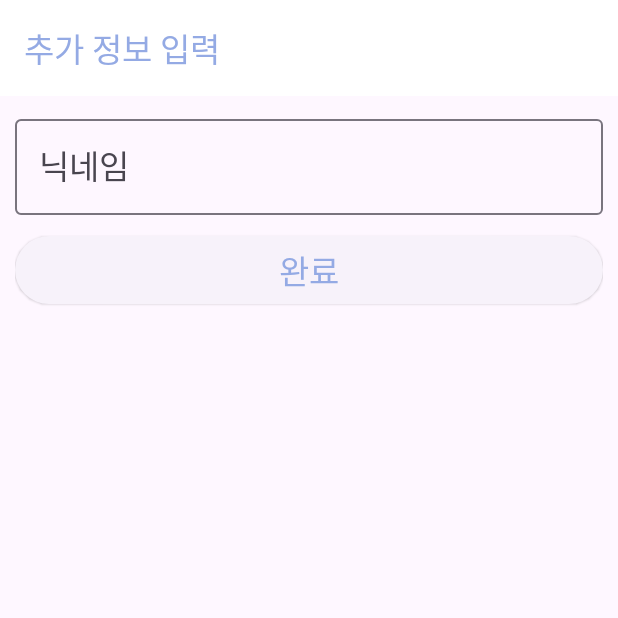
After one commit to Jbrochan/project-board, an Android app: the fragment AddUserInfoFragment placed in its activity, on a phone screen of 412 x 824 dp, the top half of it. The commit adds this screen. Run offline under Robolectric (Android 15) with nearby library versions, the phone set to English and light mode, and no system bars.

Commit message:
feat: 회원가입 추가 정보 입력 화면 구현
- 회원가입 화면에서 다음 버튼 터치 시 추가 정보 입력 화면으로 이동하도록 구현

```diff
--- /dev/null
+++ b/BoardApp/app/src/main/java/com/example/boardapp/AddUserInfoFragment.kt
@@ -0,0 +1,29 @@
+package com.example.boardapp
+
+import android.os.Bundle
+import androidx.fragment.app.Fragment
+import android.view.LayoutInflater
+import android.view.View
+import android.view.ViewGroup
+import com.example.boardapp.databinding.FragmentAddUserInfoBinding
+
+class AddUserInfoFragment : Fragment() {
+    lateinit var fragmentAddUserInfoBinding: FragmentAddUserInfoBinding
+    lateinit var mainActivity: MainActivity
+
+    override fun onCreateView(
+        inflater: LayoutInflater, container: ViewGroup?,
+        savedInstanceState: Bundle?
+    ): View? {
+        fragmentAddUserInfoBinding = FragmentAddUserInfoBinding.inflate(layoutInflater)
+        mainActivity = activity as MainActivity
+
+        fragmentAddUserInfoBinding.run{
+            toolbarAddUserInfo.run{
+                title = "추가 정보 입력"
+            }
+        }
+
+        return fragmentAddUserInfoBinding.root
+    }
+}
--- a/BoardApp/app/src/main/java/com/example/boardapp/JoinFragment.kt
+++ b/BoardApp/app/src/main/java/com/example/boardapp/JoinFragment.kt
@@ -22,6 +22,12 @@ class JoinFragment : Fragment() {
             toolbarJoin.run{
                 title = "회원가입"
             }
+
+            buttonJoinNext.run{
+                setOnClickListener {
+                    mainActivity.replaceFragment("AddUserInfoFragment", true, null)
+                }
+            }
         }
 
         // Inflate the layout for this fragment
--- a/BoardApp/app/src/main/java/com/example/boardapp/MainActivity.kt
+++ b/BoardApp/app/src/main/java/com/example/boardapp/MainActivity.kt
@@ -13,6 +13,7 @@ class MainActivity : AppCompatActivity() {
     companion object{
         val LOGIN_FRAGMENT = "LoginFragment"
         val JOIN_FRAGMENT = "JoinFragment"
+        val ADD_USER_INFO_FRAGMENT = "AddUserInfoFragment"
     }
     override fun onCreate(savedInstanceState: Bundle?) {
         super.onCreate(savedInstanceState)
@@ -41,6 +42,7 @@ class MainActivity : AppCompatActivity() {
         newFragment = when(name){
             LOGIN_FRAGMENT -> LoginFragment()
             JOIN_FRAGMENT -> JoinFragment()
+            ADD_USER_INFO_FRAGMENT -> AddUserInfoFragment()
             else -> Fragment()
         }
 
--- /dev/null
+++ b/BoardApp/app/src/main/res/layout/fragment_add_user_info.xml
@@ -0,0 +1,53 @@
+<?xml version="1.0" encoding="utf-8"?>
+<LinearLayout xmlns:android="http://schemas.android.com/apk/res/android"
+    xmlns:app="http://schemas.android.com/apk/res-auto"
+    xmlns:tools="http://schemas.android.com/tools"
+    android:layout_width="match_parent"
+    android:layout_height="match_parent"
+    android:orientation="vertical"
+    tools:context=".AddUserInfoFragment" >
+
+    <com.google.android.material.appbar.MaterialToolbar
+        android:id="@+id/toolbarAddUserInfo"
+        android:layout_width="match_parent"
+        android:layout_height="wrap_content"
+        android:background="?attr/colorPrimary"
+        android:minHeight="?attr/actionBarSize"
+        android:theme="@style/Theme.BoardApp.ToolBar" />
+
+    <ScrollView
+        android:layout_width="match_parent"
+        android:layout_height="match_parent">
+
+        <LinearLayout
+            android:layout_width="match_parent"
+            android:layout_height="wrap_content"
+            android:orientation="vertical"
+            android:padding="10dp">
+
+            <com.google.android.material.textfield.TextInputLayout
+                android:id="@+id/textInputLayoutAddUserInfoNickname"
+                android:layout_width="match_parent"
+                android:layout_height="wrap_content"
+                app:endIconMode="clear_text">
+
+                <com.google.android.material.textfield.TextInputEditText
+                    android:id="@+id/textInputEditTextAddUserInfoNickname"
+                    android:layout_width="match_parent"
+                    android:layout_height="wrap_content"
+                    android:layout_weight="1"
+                    android:hint="@string/add_user_info_fragment_nickname"
+                    android:textAppearance="@style/TextAppearance.AppCompat.Large" />
+            </com.google.android.material.textfield.TextInputLayout>
+
+            <Button
+                android:id="@+id/buttonAddUserInfoDone"
+                style="@style/Widget.Material3.Button.ElevatedButton"
+                android:layout_width="match_parent"
+                android:layout_height="wrap_content"
+                android:layout_marginTop="10dp"
+                android:text="@string/add_user_info_fragment_done"
+                android:textAppearance="@style/TextAppearance.AppCompat.Large" />
+        </LinearLayout>
+    </ScrollView>
+</LinearLayout>
--- a/BoardApp/app/src/main/res/values/strings.xml
+++ b/BoardApp/app/src/main/res/values/strings.xml
@@ -12,4 +12,7 @@
     <string name="join_fragment_user_pw">비밀번호</string>
     <string name="join_fragment_user_pw2">비밀번호 확인</string>
     <string name="join_fragment_button_next">다음</string>
+
+    <string name="add_user_info_fragment_nickname">닉네임</string>
+    <string name="add_user_info_fragment_done">완료</string>
 </resources>
```
